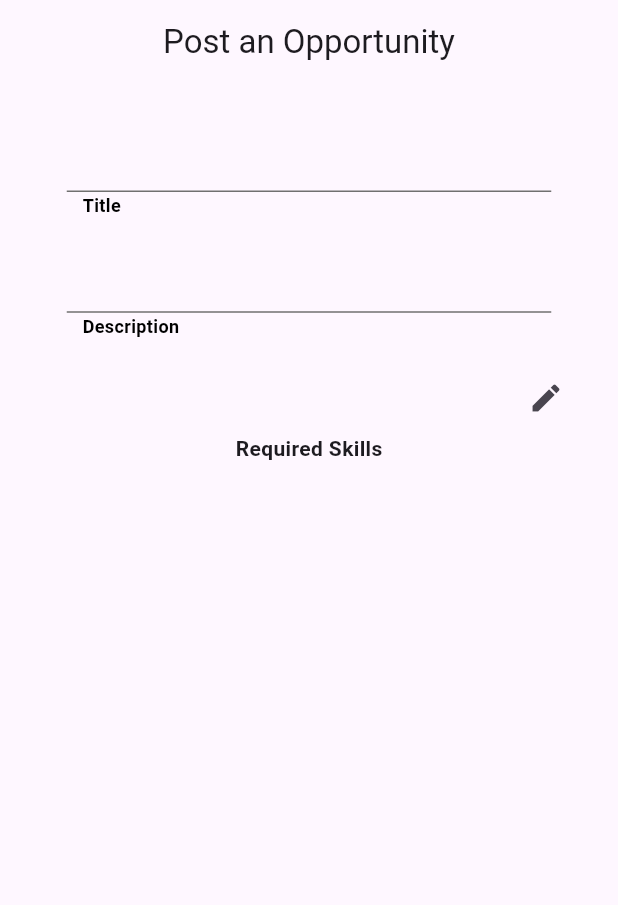
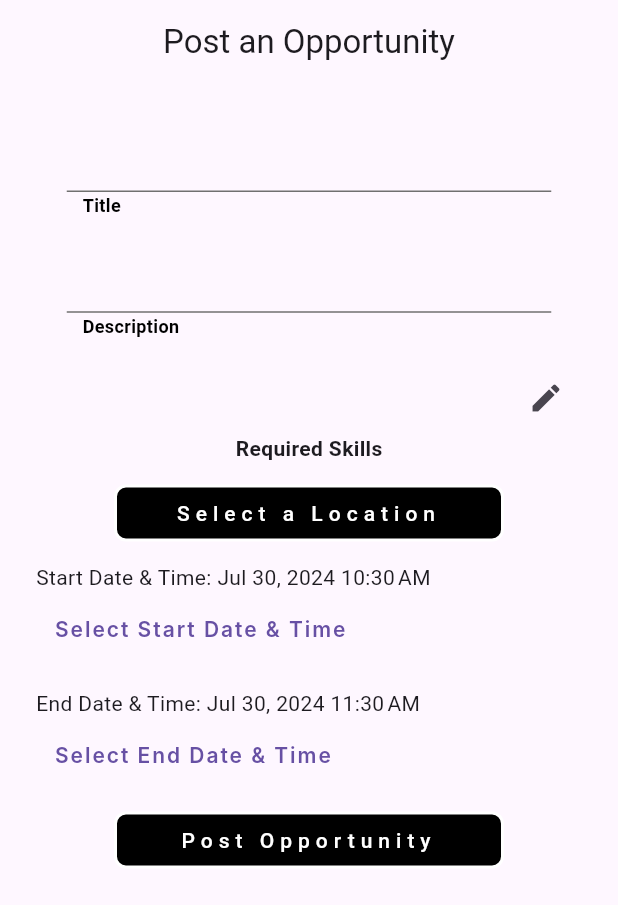
Before and after one commit to musseGkel/Volunteer-Linker, a Flutter app: the screen it shows after launch, on a phone screen of 412 x 824 dp. Shown: the top 905 px of the screen. Run offline on Flutter 3.47's test engine with Material 3 defaults, Android fonts, the phone set to English and light mode, and no system bars; our stand-ins replace bloc, cloud_firestore, either_dart, equatable, firebase_auth, firebase_core and 5 more; missing offline and left inert: flutter_polyline_points; accounts and stored records are empty; Roboto replaces fonts that are missing (EB Garamond, Inter).

Commit message:
refactor: add date selection widget and post opportnity button to post opportunity page

```diff
--- a/lib/features/opportunity/presentation/pages/post_opportunity_page.dart
+++ b/lib/features/opportunity/presentation/pages/post_opportunity_page.dart
@@ -1,25 +1,17 @@
 import 'package:flutter/material.dart';
 import 'package:flutter_bloc/flutter_bloc.dart';
+import 'package:volunteer_linker/core/enums.dart';
 import 'package:volunteer_linker/core/widgets/common_textfield.dart';
+import 'package:volunteer_linker/features/auth/presentation/bloc/auth_bloc.dart';
 import 'package:volunteer_linker/features/opportunity/presentation/bloc/opportunity_bloc.dart';
+import '../../../../constants/app_colors.dart';
+import '../../../../core/widgets/common_button.dart';
 import '../../../profile/presentation/bloc/key_selection_bloc/keyword_selection_bloc.dart';
 import '../../../profile/presentation/widgets/keyword_selection.dart';
+import '../widgets/date_time_selection.dart';
 
 class PostOpportunity extends StatelessWidget {
   const PostOpportunity({super.key});
-
-  // final _formKey = GlobalKey<FormState>();
-
-  // DateTime _startDateTime = DateTime.now();
-  // final _dateController = TextEditingController();
-  // final _timeController = TextEditingController();
-
-  // @override
-  // void initState() {
-  //   super.initState();
-  //   // _dateController.text = DateFormat('yyyy-MM-dd').format(_startDateTime);
-  //   // _timeController.text = DateFormat('HH:mm').format(_startDateTime);
-  // }
 
   @override
   Widget build(
@@ -93,77 +85,69 @@ class PostOpportunity extends StatelessWidget {
                       },
                     ),
                   ),
-                  /*  TextFormField(
-                      controller: _dateController,
-                      decoration: const InputDecoration(
-                          labelText: 'Start Date (YYYY-MM-DD)'),
-                      onTap: () async {
-                        FocusScope.of(context).requestFocus(FocusNode());
-                        DateTime? pickedDate = await showDatePicker(
-                          context: context,
-                          initialDate: _startDateTime,
-                          firstDate: DateTime(2000),
-                          lastDate: DateTime(2101),
+                  Padding(
+                    padding: const EdgeInsets.only(
+                      left: 60,
+                      right: 60,
+                      bottom: 6,
+                      top: 6,
+                    ),
+                    child: CommonButton(
+                      borderRadius: BorderRadius.circular(8),
+                      fontSize: 14,
+                      backgroundColor: AppColors.primaryTextColor,
+                      borderColor: AppColors.primaryColor,
+                      text: "Select a Location",
+                      textColor: AppColors.secondaryTextColor,
+                      onTap: () {
+                        BlocProvider.of<AuthBloc>(context).add(
+                          const ChangePageEvent(
+                            CurrentPage.selectLocation,
+                          ),
                         );
-                        if (pickedDate != null) {
-                          setState(() {
-                            _startDateTime = DateTime(
-                              pickedDate.year,
-                              pickedDate.month,
-                              pickedDate.day,
-                              _startDateTime.hour,
-                              _startDateTime.minute,
-                            );
-                            _dateController.text =
-                                DateFormat('yyyy-MM-dd').format(_startDateTime);
-                          });
-                        }
                       },
-                      validator: (value) =>
-                          value!.isEmpty ? 'Please enter a date' : null,
+                      contentColor: AppColors.primaryTextColor,
                     ),
-                    TextFormField(
-                      controller: _timeController,
-                      decoration:
-                          const InputDecoration(labelText: 'Start Time (HH:MM)'),
-                      onTap: () async {
-                        FocusScope.of(context).requestFocus(FocusNode());
-                        TimeOfDay? pickedTime = await showTimePicker(
-                          context: context,
-                          initialTime: TimeOfDay.fromDateTime(_startDateTime),
+                  ),
+                  Padding(
+                    padding: const EdgeInsets.all(8.0),
+                    child: DateTimeSelection(
+                      startDateTime: state.startDateTime,
+                      endDateTime: state.endDateTime,
+                      onDateTimeChanged: (startDateTime, endDateTime) {
+                        BlocProvider.of<OpportunityBloc>(context).add(
+                          UpdateTempDateTime(
+                            startDateTime: startDateTime,
+                            endDateTime: endDateTime,
+                          ),
                         );
-                        if (pickedTime != null) {
-                          setState(() {
-                            _startDateTime = DateTime(
-                              _startDateTime.year,
-                              _startDateTime.month,
-                              _startDateTime.day,
-                              pickedTime.hour,
-                              pickedTime.minute,
-                            );
-                            _timeController.text =
-                                DateFormat('HH:mm').format(_startDateTime);
-                          });
-                        }
                       },
-                      validator: (value) =>
-                          value!.isEmpty ? 'Please enter a time' : null,
                     ),
-                    // TextFormField(
-                    //   decoration:
-                    //       const InputDecoration(labelText: 'Duration (hours)'),
-                    //   keyboardType: TextInputType.number,
-                    //   onChanged: (value) => _duration = int.tryParse(value) ?? 0,
-                    //   validator: (value) =>
-                    //       value!.isEmpty ? 'Please enter a duration' : null,
-                    // ),
-                    const SizedBox(height: 20),
-                    ElevatedButton(
-                      onPressed: () {
-                        if (_formKey.currentState!.validate()) {}
+                  ),
+                  Padding(
+                    padding: const EdgeInsets.only(
+                      left: 60,
+                      right: 60,
+                      bottom: 6,
+                      top: 6,
+                    ),
+                    child: CommonButton(
+                      borderRadius: BorderRadius.circular(8),
+                      fontSize: 14,
+                      backgroundColor: AppColors.primaryColor,
+                      borderColor: AppColors.primaryBorderColor,
+                      text: "Post Opportunity",
+                      textColor: AppColors.primaryTextColor,
+                      onTap: () {
+                        BlocProvider.of<OpportunityBloc>(context).add(
+                          PostOpportunityEvent(
+                            state: state,
+                          ),
+                        );
                       },
-                      child: const Text('Post Opportunity'),
-                    ),*/
+                      contentColor: AppColors.primaryTextColor,
+                    ),
+                  ),
                 ],
               ),
             ),
```
